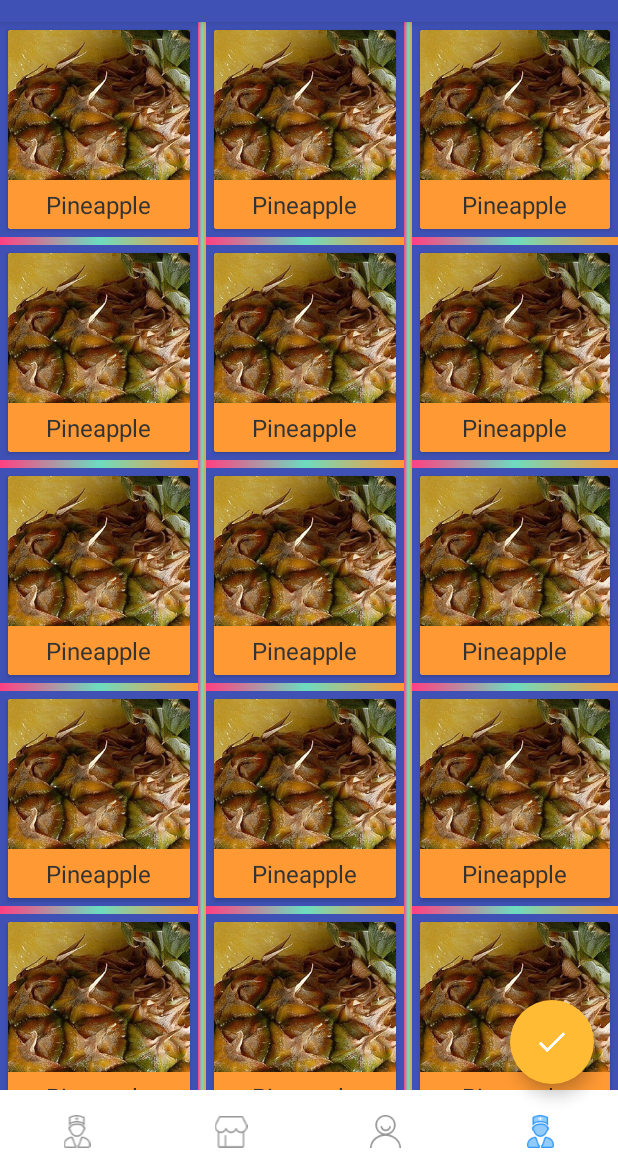
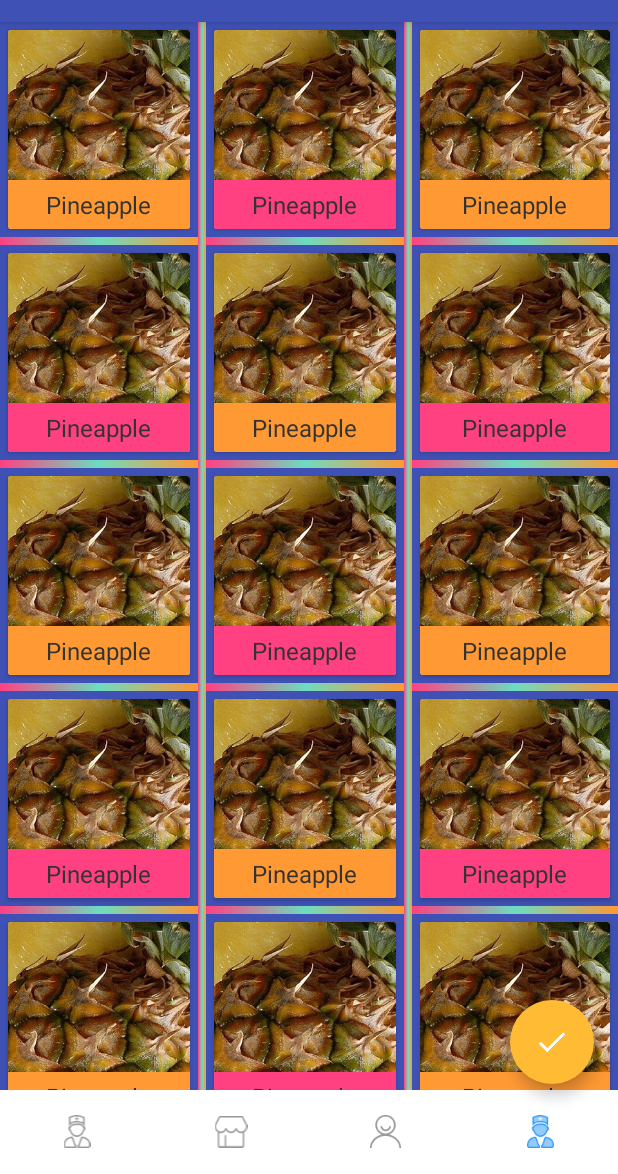
Before and after one commit to xuchengpu/CustomControl, an Android app: the BehaviorActivity screen opened directly, with no data from a screen before it, on a phone screen of 412 x 824 dp, the part 62-1236 px from its top. Run offline under Robolectric (Android 15) with nearby library versions, the light colour scheme and no system bars; our stand-ins replace ButterKnife; pictures from the network do not load.

Commit message:
手写Recycleview的万能适配器

```diff
--- a/app/src/main/java/com/xuchengpu/customcontrol/activitys/BehaviorActivity.java
+++ b/app/src/main/java/com/xuchengpu/customcontrol/activitys/BehaviorActivity.java
@@ -16,7 +16,8 @@ import android.view.View;
 import android.widget.Toast;
 
 import com.xuchengpu.customcontrol.R;
-import com.xuchengpu.customcontrol.adapter.FruitRecycleViewAdapter;
+import com.xuchengpu.customcontrol.adapter.BaseAdapter;
+import com.xuchengpu.customcontrol.adapter.FruitAdapter;
 import com.xuchengpu.customcontrol.bean.Fruit;
 import com.xuchengpu.customcontrol.utils.RecycleViewDecoration;
 
@@ -35,7 +36,8 @@ public class BehaviorActivity extends AppCompatActivity {
             new Fruit("Pineapple", R.drawable.pineapple), new Fruit("Strawberry", R.drawable.strawberry),
             new Fruit("Cherry", R.drawable.cherry), new Fruit("Mango", R.drawable.mango)};
     private List<Fruit> fruitList = new ArrayList<>();
-    private FruitRecycleViewAdapter adapter;
+    //    private FruitRecycleViewAdapter adapter;
+    private FruitAdapter adapter;
 
     @Override
     protected void onCreate(Bundle savedInstanceState) {
@@ -68,11 +70,26 @@ public class BehaviorActivity extends AppCompatActivity {
         });
         //设置中间recycleview的内容
         initFruits();
-        adapter = new FruitRecycleViewAdapter(fruitList);
+//        adapter = new FruitRecycleViewAdapter(fruitList);
+        adapter = new FruitAdapter(this, fruitList, R.layout.item_fruit);
         recyclerView.setAdapter(adapter);
         GridLayoutManager layoutManager = new GridLayoutManager(this, 3);
         recyclerView.setLayoutManager(layoutManager);
-        recyclerView.addItemDecoration(new RecycleViewDecoration(this, RecycleViewDecoration.Style.GRIDLAYOUT_DECORATION,R.drawable.item_decoration));
+        recyclerView.addItemDecoration(new RecycleViewDecoration(this, RecycleViewDecoration.Style.GRIDLAYOUT_DECORATION, R.drawable.item_decoration));
+        adapter.setOnItemClickListener(new BaseAdapter.ItemClickListener() {
+            @Override
+            public void onClick(int positon) {
+                Toast.makeText(BehaviorActivity.this, "单击了" + positon, Toast.LENGTH_SHORT).show();
+            }
+        });
+        adapter.setOnItemLongClickListener(new BaseAdapter.ItemLongClickListener() {
+            @Override
+            public boolean onClick(int positon) {
+                Toast.makeText(BehaviorActivity.this, "长按了"+positon, Toast.LENGTH_SHORT).show();
+                return true;
+            }
+        });
+
 
         //SwipeRefreshLayout的使用
         refresh.setColorSchemeColors(getResources().getColor(R.color.colorPrimary));
@@ -143,12 +160,12 @@ public class BehaviorActivity extends AppCompatActivity {
             case android.R.id.home:
                 break;
             case R.id.backup:
+                recyclerView.addItemDecoration(new RecycleViewDecoration(this, RecycleViewDecoration.Style.GRIDLAYOUT_DECORATION, R.drawable.item_decoration));
                 recyclerView.setLayoutManager(new GridLayoutManager(this, 3));
-                recyclerView.addItemDecoration(new RecycleViewDecoration(this, RecycleViewDecoration.Style.GRIDLAYOUT_DECORATION,R.drawable.item_decoration));
                 break;
             case R.id.delete:
+                recyclerView.addItemDecoration(new RecycleViewDecoration(this, RecycleViewDecoration.Style.LINEARLAYOUT_DECORATION, R.drawable.item_decoration));
                 recyclerView.setLayoutManager(new LinearLayoutManager(this));
-                recyclerView.addItemDecoration(new RecycleViewDecoration(this, RecycleViewDecoration.Style.LINEARLAYOUT_DECORATION,R.drawable.item_decoration));
                 break;
             case R.id.setting:
                 Toast.makeText(BehaviorActivity.this, "点击了设置", Toast.LENGTH_SHORT).show();
--- /dev/null
+++ b/app/src/main/java/com/xuchengpu/customcontrol/adapter/BaseAdapter.java
@@ -0,0 +1,196 @@
+package com.xuchengpu.customcontrol.adapter;
+
+import android.content.Context;
+import android.support.v7.widget.RecyclerView;
+import android.util.SparseArray;
+import android.view.LayoutInflater;
+import android.view.View;
+import android.view.ViewGroup;
+import android.widget.ImageView;
+
+import java.util.List;
+
+/**
+ * Created by 许成谱 on 2018/4/16 13:37.
+ * qq:1550540124
+ * 热爱生活每一天！
+ * recycleview的万能适配器
+ *
+ * @param <T>
+ */
+
+public abstract class BaseAdapter<T> extends RecyclerView.Adapter<BaseAdapter.ViewHolder> {
+
+    private  MuitiTypeSupport<T> muitiTypeSupport;
+    public Context mContext;
+    private List<T> datas;//数据类型用泛型代替，由使用者自己配置
+    private int layoutId;
+    private LayoutInflater inflater;
+
+
+    public BaseAdapter(Context context, List<T> datas, int layoutId) {
+        this.datas = datas;
+        this.layoutId = layoutId;
+        this.mContext = context;
+        inflater = LayoutInflater.from(context);
+    }
+    public BaseAdapter(Context context, List<T> datas,MuitiTypeSupport<T> muitiTypeSupport) {
+        this(context,datas,-1);
+        this.muitiTypeSupport=muitiTypeSupport;
+    }
+
+    @Override
+    public int getItemViewType(int position) {
+        if(muitiTypeSupport!=null) {
+            return  muitiTypeSupport.getLayoutId(datas.get(position),position);
+        }
+        return super.getItemViewType(position);
+    }
+
+    @Override
+    public ViewHolder onCreateViewHolder(ViewGroup parent, int viewType) {
+        if(muitiTypeSupport!=null) {
+            layoutId=viewType;
+        }
+
+        return new ViewHolder(inflater.inflate(layoutId, parent, false));
+    }
+
+    @Override
+    public void onBindViewHolder(ViewHolder holder, final int position) {
+        convert(holder, datas.get(position),position);//把数据暴露出去，由实现者具体去实现
+        //设置点击事件
+        holder.itemView.setOnClickListener(new View.OnClickListener() {
+            @Override
+            public void onClick(View v) {
+                if (clickListener != null) {
+                    clickListener.onClick(position);
+                }
+            }
+        });
+        holder.itemView.setOnLongClickListener(new View.OnLongClickListener() {
+            @Override
+            public boolean onLongClick(View v) {
+                if (longClickListener != null) {
+                    return longClickListener.onClick(position);
+                }
+                return false;
+            }
+        });
+
+    }
+
+    public abstract void convert(ViewHolder holder, T itemData,int position);
+
+    @Override
+    public int getItemCount() {
+        return datas.size();
+    }
+
+    public static class ViewHolder extends RecyclerView.ViewHolder {
+        private SparseArray<View> sparseArray;//省去装箱拆箱，效率更高
+
+        public ViewHolder(View itemView) {
+            super(itemView);
+            sparseArray = new SparseArray();
+        }
+
+        /**
+         * 通过id获取view
+         *
+         * @param viewId
+         * @param <V>
+         * @return
+         */
+        public <V extends View> V getView(int viewId) {
+            View view = sparseArray.get(viewId);
+            if (view == null) {
+                view = itemView.findViewById(viewId);
+                sparseArray.put(viewId, view);
+            }
+            return (V) view;
+        }
+
+        /**
+         * 设置文本
+         *
+         * @param viewId
+         * @param text
+         * @return this, 方便使用链式调用
+         */
+        public ViewHolder setText(int viewId, CharSequence text) {
+            android.widget.TextView textView = getView(viewId);
+            textView.setText(text);
+            return this;
+        }
+
+        /**
+         * 使用系统的ImageView直接设置图片资源
+         *
+         * @param viewId
+         * @param imgId
+         * @return
+         */
+        public ViewHolder setImageResource(int viewId, int imgId) {
+            ImageView imageView = getView(viewId);
+            imageView.setImageResource(imgId);
+            return this;
+        }
+
+        /**
+         * 使用第三方工具加载图片
+         *
+         * @param viewId
+         * @param imagePath
+         * @param imageLoader
+         * @param <S>
+         * @return
+         */
+        public <S> ViewHolder setImageByThirdUtils(int viewId, S imagePath, ImageLoader imageLoader) {
+            if (imageLoader == null) {
+                throw new NullPointerException("imageLoader不能为空");
+            }
+            imageLoader.setImage((ImageView) getView(viewId), imagePath);
+            return this;
+        }
+
+        static abstract class ImageLoader {
+            public abstract <T> void setImage(ImageView imageView, T imagePath);
+        }
+    }
+
+    public interface ItemClickListener {
+        void onClick(int positon);
+    }
+
+    private ItemClickListener clickListener;
+
+    public void setOnItemClickListener(ItemClickListener listener) {
+        this.clickListener = listener;
+    }
+
+
+    public interface ItemLongClickListener {
+        boolean onClick(int positon);
+    }
+
+    private ItemLongClickListener longClickListener;
+
+    public void setOnItemLongClickListener(ItemLongClickListener listener) {
+        this.longClickListener = listener;
+    }
+
+    /**
+     * 多布局加载,这个本质上还是一种接口回调的思想，只不过是改为直接从构造器中去设置了罢了
+     * @param <T>
+     */
+    public interface MuitiTypeSupport<T>{
+        /**
+         * 根据数据内容或者位置position来拿布局
+         * @param itemData
+         * @param positon
+         * @return
+         */
+        int getLayoutId(T itemData ,int positon);
+    }
+}
--- /dev/null
+++ b/app/src/main/java/com/xuchengpu/customcontrol/adapter/FruitAdapter.java
@@ -0,0 +1,52 @@
+package com.xuchengpu.customcontrol.adapter;
+
+import android.content.Context;
+import android.widget.ImageView;
+
+import com.bumptech.glide.Glide;
+import com.xuchengpu.customcontrol.R;
+import com.xuchengpu.customcontrol.bean.Fruit;
+
+import java.util.List;
+
+/**
+ * Created by 许成谱 on 2018/4/16 13:54.
+ * qq:1550540124
+ * 热爱生活每一天！
+ */
+
+public class FruitAdapter extends BaseAdapter<Fruit> {
+
+//    public FruitAdapter(Context context, List<Fruit> datas, int layoutId) {
+//        super(context, datas, layoutId);
+//    }
+
+    public FruitAdapter(Context context, List<Fruit> datas,int layoutId) {
+        super(context, datas, new MuitiTypeSupport<Fruit>() {
+            @Override
+            public int getLayoutId(Fruit itemData, int positon) {
+                //在此处根据position 或者数据来指定layout,相当于分类型的recycleview
+                if(positon%2==0) {
+                    return R.layout.item_fruit;
+                }else{
+                    return R.layout.item_fruit2;
+                }
+            }
+        });
+    }
+
+    @Override
+    public void convert(ViewHolder holder, Fruit itemData,int positon) {
+
+        holder.setText(R.id.tv_desc, itemData.getName());
+        holder.setImageByThirdUtils(R.id.iv_fruit, itemData.getImgId(), new MyLoader());
+    }
+    class MyLoader extends ViewHolder.ImageLoader{
+
+        @Override
+        public <T> void setImage(ImageView imageView, T imagePath) {
+            //这里使用自己选定的第三方工具
+            Glide.with(mContext).load( imagePath).into(imageView);
+        }
+    }
+}
--- a/app/src/main/java/com/xuchengpu/customcontrol/utils/RecycleViewDecoration.java
+++ b/app/src/main/java/com/xuchengpu/customcontrol/utils/RecycleViewDecoration.java
@@ -17,8 +17,8 @@ import android.view.View;
 
 public class RecycleViewDecoration extends RecyclerView.ItemDecoration {
 
-    private final Style style;
-    private final Drawable drawable;
+    private  Style style;
+    private  Drawable drawable;
 
     /**
      * @param context 上下文
@@ -45,23 +45,28 @@ public class RecycleViewDecoration extends RecyclerView.ItemDecoration {
                 outRect.top = drawable.getIntrinsicHeight();
             }
         } else if (style == Style.GRIDLAYOUT_DECORATION) {
-            int spanCount = ((GridLayoutManager) parent.getLayoutManager()).getSpanCount();
-            if ((position+1) % spanCount == 0) {//屏蔽掉最右边的item的竖线
-                outRect.bottom = drawable.getIntrinsicHeight();
-            } else {
-                outRect.right = drawable.getIntrinsicHeight();
-                outRect.bottom = drawable.getIntrinsicHeight();
+            RecyclerView.LayoutManager layoutManager = parent.getLayoutManager();
+            if(layoutManager instanceof GridLayoutManager) {
+                int spanCount = ((GridLayoutManager) layoutManager).getSpanCount();
+                if ((position+1) % spanCount == 0) {//屏蔽掉最右边的item的竖线
+                    outRect.bottom = drawable.getIntrinsicHeight();
+                } else {
+                    outRect.right = drawable.getIntrinsicHeight();
+                    outRect.bottom = drawable.getIntrinsicHeight();
+                }
             }
-
         }
-
     }
 
     @Override
     public void onDraw(Canvas c, RecyclerView parent, RecyclerView.State state) {
         super.onDraw(c, parent, state);
         int count = parent.getChildCount();
-        int spanCount = ((GridLayoutManager) parent.getLayoutManager()).getSpanCount();
+        RecyclerView.LayoutManager layoutManager = parent.getLayoutManager();
+        int spanCount=1;
+        if(layoutManager instanceof GridLayoutManager) {
+            spanCount = ((GridLayoutManager) parent.getLayoutManager()).getSpanCount();
+        }
         if (style == Style.LINEARLAYOUT_DECORATION) {
             for (int i = 1; i < count; i++) {//跳过第0个从第一个顶部开始
                 View child = parent.getChildAt(i);
--- /dev/null
+++ b/app/src/main/res/layout/item_fruit2.xml
@@ -0,0 +1,32 @@
+<?xml version="1.0" encoding="utf-8"?>
+<android.support.v7.widget.CardView xmlns:android="http://schemas.android.com/apk/res/android"
+    xmlns:app="http://schemas.android.com/apk/res-auto"
+    android:layout_width="match_parent"
+    android:layout_height="wrap_content"
+    android:layout_margin="5dp"
+    >
+
+    <LinearLayout
+        android:background="@color/colorAccent"
+        android:layout_width="match_parent"
+        android:layout_height="match_parent"
+        android:gravity="center"
+        android:orientation="vertical">
+
+        <ImageView
+
+            android:id="@+id/iv_fruit"
+            android:layout_width="wrap_content"
+            android:layout_height="100dp"
+            android:scaleType="centerCrop" />
+
+        <TextView
+            android:id="@+id/tv_desc"
+            android:layout_width="wrap_content"
+            android:layout_height="wrap_content"
+            android:layout_margin="5dp"
+            android:gravity="center"
+            android:textColor="@color/light_black"
+            android:textSize="16sp" />
+    </LinearLayout>
+</android.support.v7.widget.CardView>
```
